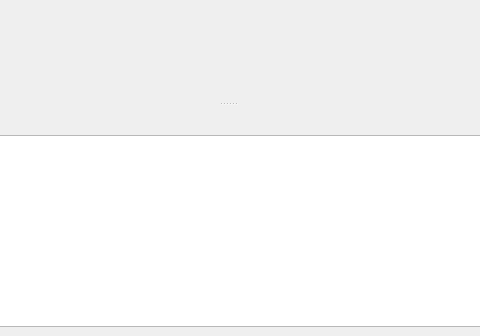
Old version of the form sealtk/noaa/gui/Window.ui in the repository Kitware/seal-tk; both pictures show x 172 to 652 and y 264 to 600 of the 800 by 600 pixel window.
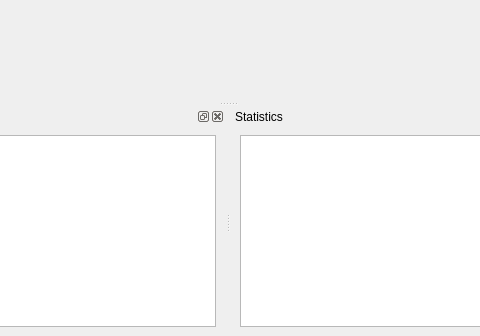
New version of the form. Icons and pictures are not drawn. Custom widgets are drawn as their Qt base class.

Commit message:
Create 'statistics' panel for NOAA GUI
Create a class to collect and summarize the number of tracks by their
best classification. Add a view showing this information to the NOAA
GUI.

```diff
--- a/sealtk/noaa/gui/Window.ui
+++ b/sealtk/noaa/gui/Window.ui
@@ -106,6 +106,40 @@
     </layout>
    </widget>
   </widget>
+  <widget class="QDockWidget" name="statisticsDock">
+   <property name="windowTitle">
+    <string>Statistics</string>
+   </property>
+   <attribute name="dockWidgetArea">
+    <number>8</number>
+   </attribute>
+   <widget class="QWidget" name="statisticsDockContents">
+    <layout class="QVBoxLayout" name="verticalLayout_3">
+     <item>
+      <widget class="QTreeView" name="statistics">
+       <property name="alternatingRowColors">
+        <bool>true</bool>
+       </property>
+       <property name="rootIsDecorated">
+        <bool>false</bool>
+       </property>
+       <property name="uniformRowHeights">
+        <bool>true</bool>
+       </property>
+       <property name="sortingEnabled">
+        <bool>true</bool>
+       </property>
+       <property name="allColumnsShowFocus">
+        <bool>true</bool>
+       </property>
+       <attribute name="headerShowSortIndicator" stdset="0">
+        <bool>true</bool>
+       </attribute>
+      </widget>
+     </item>
+    </layout>
+   </widget>
+  </widget>
   <widget class="QToolBar" name="toolBar">
    <property name="windowTitle">
     <string>toolBar</string>
```
Left out of the diff: 7 changed lines with no effect on the pictures. The commit also changes 4 other files.
